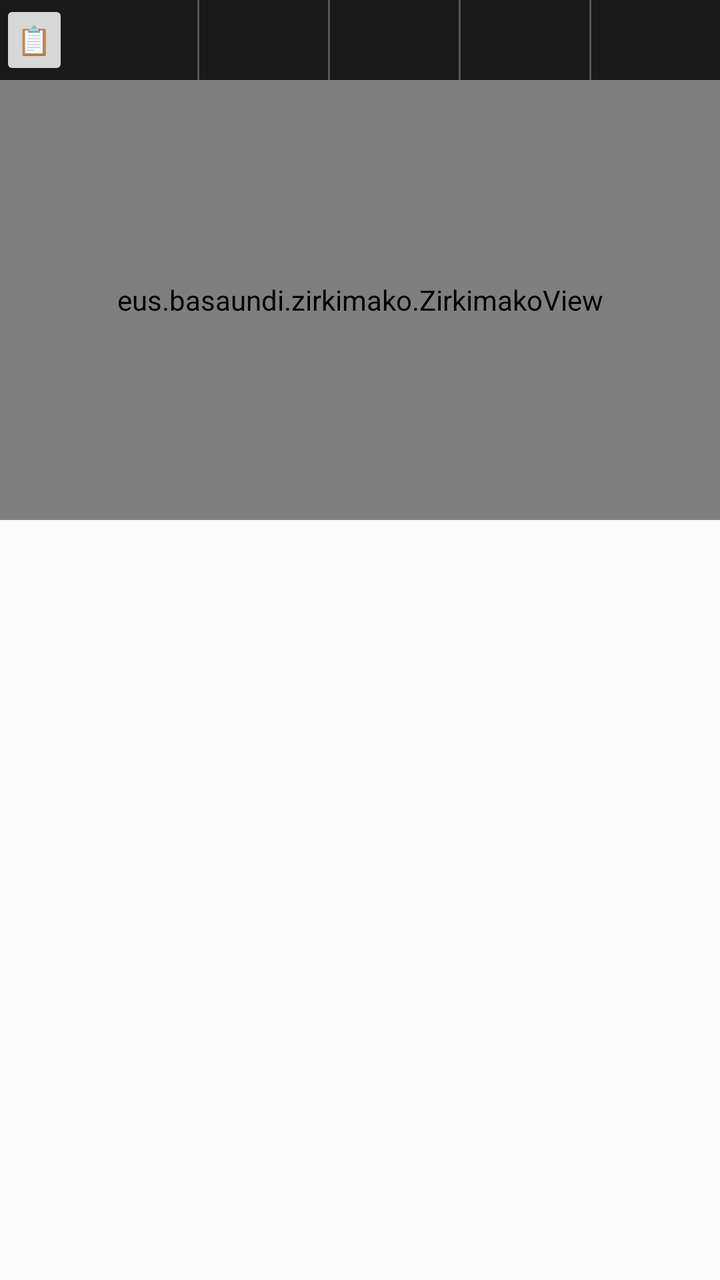
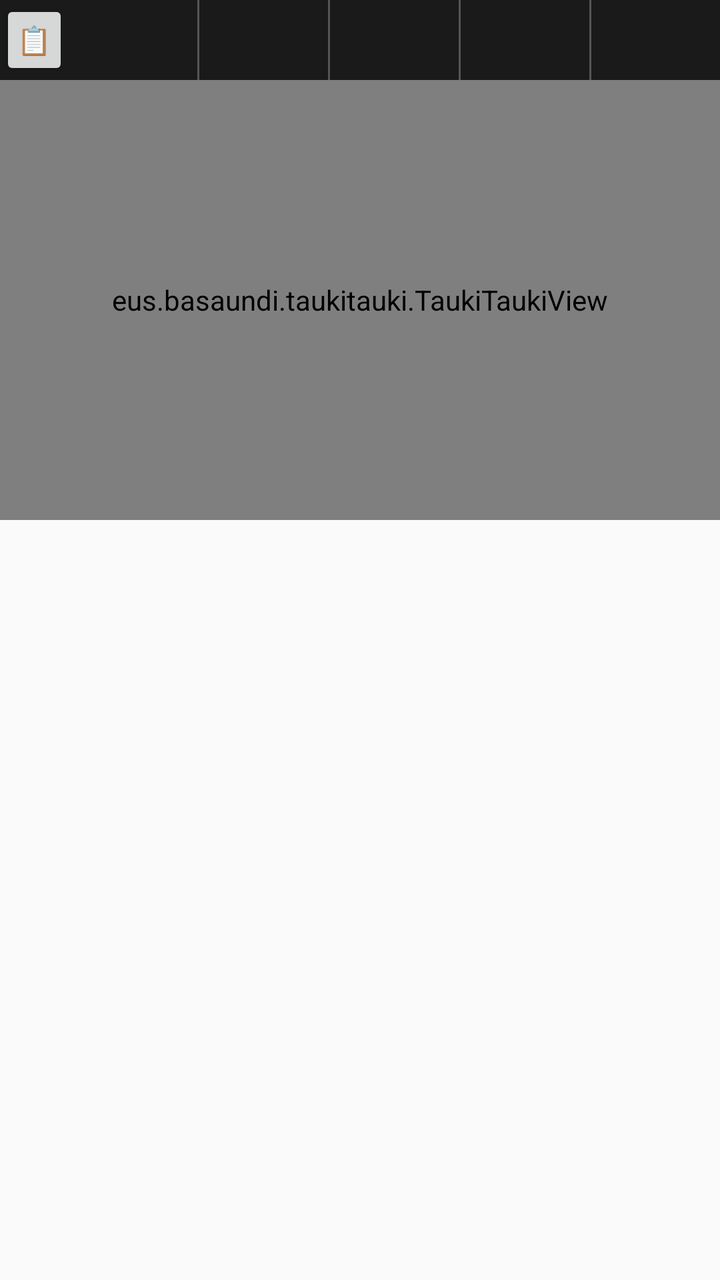

Before-and-after screenshots of an Android layout around one commit, followed by the original layout XML and the change that was made.
<!-- AndroidManifest.xml: application theme Theme.AppCompat.Light -->
<!-- res/layout/keyboard_layout.xml -->
<?xml version="1.0" encoding="utf-8"?>
<LinearLayout xmlns:android="http://schemas.android.com/apk/res/android"
    android:layout_width="match_parent"
    android:layout_height="wrap_content"
    android:orientation="vertical">

    <LinearLayout
        android:id="@+id/candidates_bar"
        android:layout_width="match_parent"
        android:layout_height="40dp"
        android:background="#1a1a1a"
        android:orientation="horizontal"
        android:visibility="visible">

        <Button
            android:id="@+id/btn_paste_or_suggest"
            android:layout_width="28dp"
            android:layout_height="wrap_content"
            android:layout_weight="1"
            android:paddingHorizontal="0dp"
            android:paddingVertical="0dp"
            android:text="@string/label_paste"
            android:textAllCaps="false" />

        <TextView
            android:id="@+id/sug1"
            android:layout_width="wrap_content"
            android:layout_height="match_parent"
            android:layout_weight="10"
            android:clickable="true"
            android:focusable="true"
            android:gravity="center"
            android:text="@string/candidate_placeholder"
            android:textColor="#FFFFFF"
            android:textSize="12sp" />

        <View
            android:layout_width="1dp"
            android:layout_height="match_parent"
            android:background="#555555" />

        <TextView
            android:id="@+id/sug2"
            android:layout_width="wrap_content"
            android:layout_height="match_parent"
            android:layout_weight="10"
            android:clickable="true"
            android:focusable="true"
            android:gravity="center"
            android:text="@string/candidate_placeholder"
            android:textColor="#FFFFFF"
            android:textSize="12sp" />

        <View
            android:layout_width="1dp"
            android:layout_height="match_parent"
            android:background="#555555" />

        <TextView
            android:id="@+id/sug3"
            android:layout_width="wrap_content"
            android:layout_height="match_parent"
            android:layout_weight="10"
            android:clickable="true"
            android:focusable="true"
            android:gravity="center"
            android:text="@string/candidate_placeholder"
            android:textColor="#FFFFFF"
            android:textSize="12sp" />

        <View
            android:layout_width="1dp"
            android:layout_height="match_parent"
            android:background="#555555" />

        <TextView
            android:id="@+id/sug4"
            android:layout_width="wrap_content"
            android:layout_height="match_parent"
            android:layout_weight="10"
            android:clickable="true"
            android:focusable="true"
            android:gravity="center"
            android:text="@string/candidate_placeholder"
            android:textColor="#FFFFFF"
            android:textSize="12sp" />

        <View
            android:layout_width="1dp"
            android:layout_height="match_parent"
            android:background="#555555" />

        <TextView
            android:id="@+id/sug5"
            android:layout_width="wrap_content"
            android:layout_height="match_parent"
            android:layout_weight="10"
            android:clickable="true"
            android:focusable="true"
            android:gravity="center"
            android:text="@string/candidate_placeholder"
            android:textColor="#FFFFFF"
            android:textSize="12sp" />
    </LinearLayout>

    <eus.basaundi.zirkimako.ZirkimakoView
        android:id="@+id/zirkimako_keyboard_view"
        android:layout_width="match_parent"
        android:layout_height="220dp" />
</LinearLayout>
<!-- resources referenced by this layout -->
<resources>
  <string name="candidate_placeholder" />
  <string name="label_paste">📋</string>
</resources>

<!-- the commit's change to res/layout/keyboard_layout.xml (unified diff, before → after) -->
@@ -103,8 +103,8 @@
             android:textSize="12sp" />
     </LinearLayout>
 
-    <eus.basaundi.zirkimako.ZirkimakoView
-        android:id="@+id/zirkimako_keyboard_view"
+    <eus.basaundi.taukitauki.TaukiTaukiView
+        android:id="@+id/taukitauki_keyboard_view"
         android:layout_width="match_parent"
         android:layout_height="220dp" />
 </LinearLayout>
